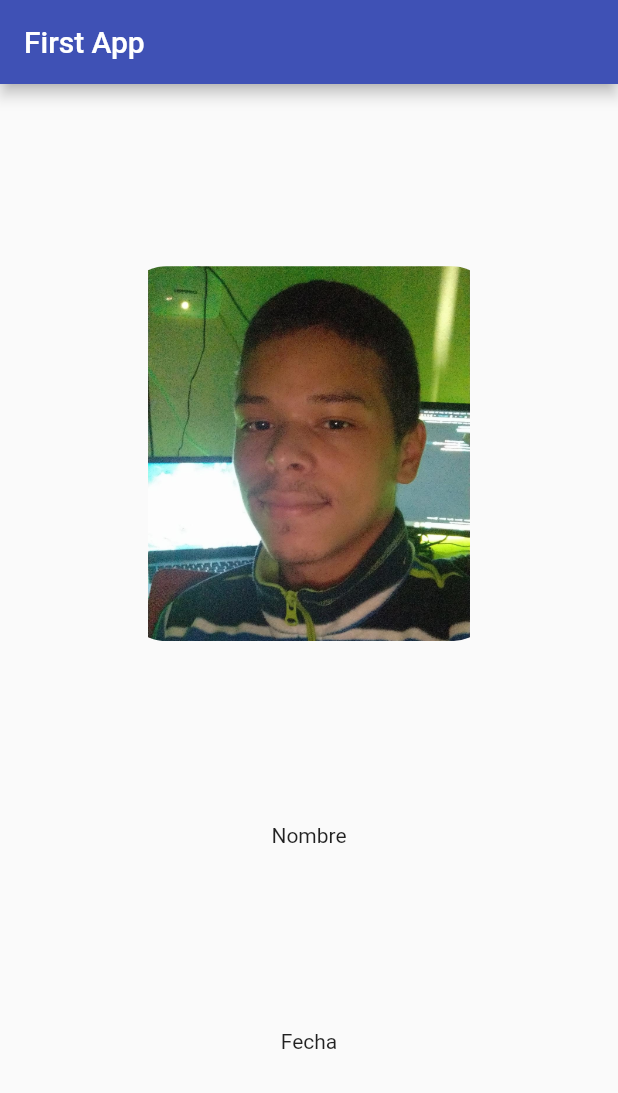
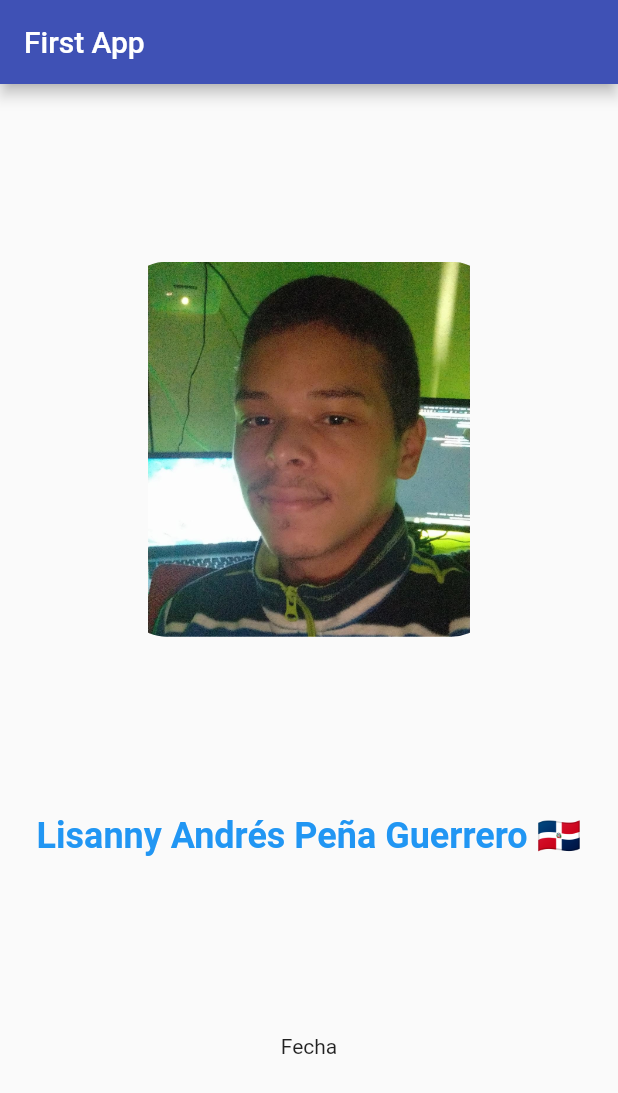
Before and after one commit to Lisito11/simple_app, a Flutter app: the screen it shows after launch, on a phone screen of 412 x 824 dp. Shown: the top 1093 px of the screen. Run offline on Flutter 3.47's test engine with Material 2 defaults, Android fonts, the phone set to English and light mode, and no system bars.

Commit message:
Complete myName widget

```diff
--- a/lib/src/pages/home_screen.dart
+++ b/lib/src/pages/home_screen.dart
@@ -1,5 +1,6 @@
 
 import 'package:flutter/material.dart';
+import 'package:simple_app/src/widgets/my_name_widget.dart';
 import 'package:simple_app/src/widgets/profile_widget.dart';
 
 class HomeScreen extends StatelessWidget {
@@ -16,7 +17,7 @@ class HomeScreen extends StatelessWidget {
             mainAxisAlignment: MainAxisAlignment.spaceEvenly,
             children: [
               ProfileWidget(),
-              Text('Nombre'),
+              MyNameWidget(),
               Text('Fecha')
             ],
           ),
--- a/lib/src/widgets/my_name_widget.dart
+++ b/lib/src/widgets/my_name_widget.dart
@@ -4,6 +4,12 @@ import 'package:flutter/material.dart';
 class MyNameWidget extends StatelessWidget {
   @override
   Widget build(BuildContext context) {
-    return Container();
+    return Container(
+        child: Text('Lisanny Andrés Peña Guerrero 🇩🇴', style: TextStyle(
+            color: Colors.blue,
+            fontSize: 24,
+            fontWeight: FontWeight.bold
+        ),)
+    );
   }
 }
```
